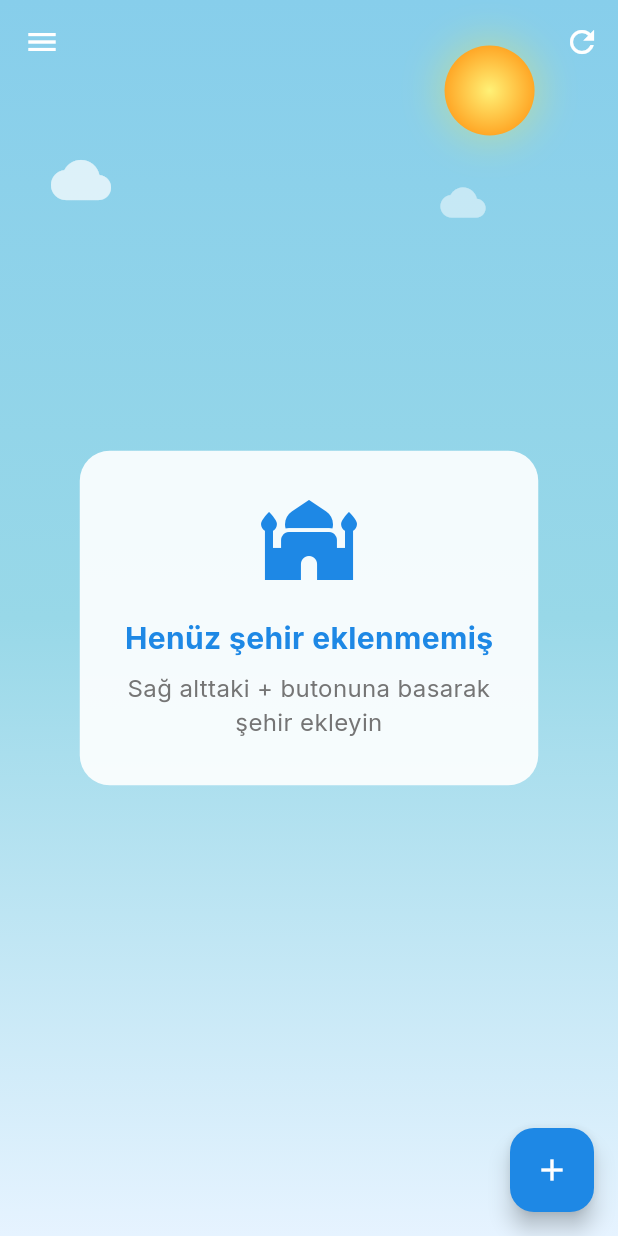
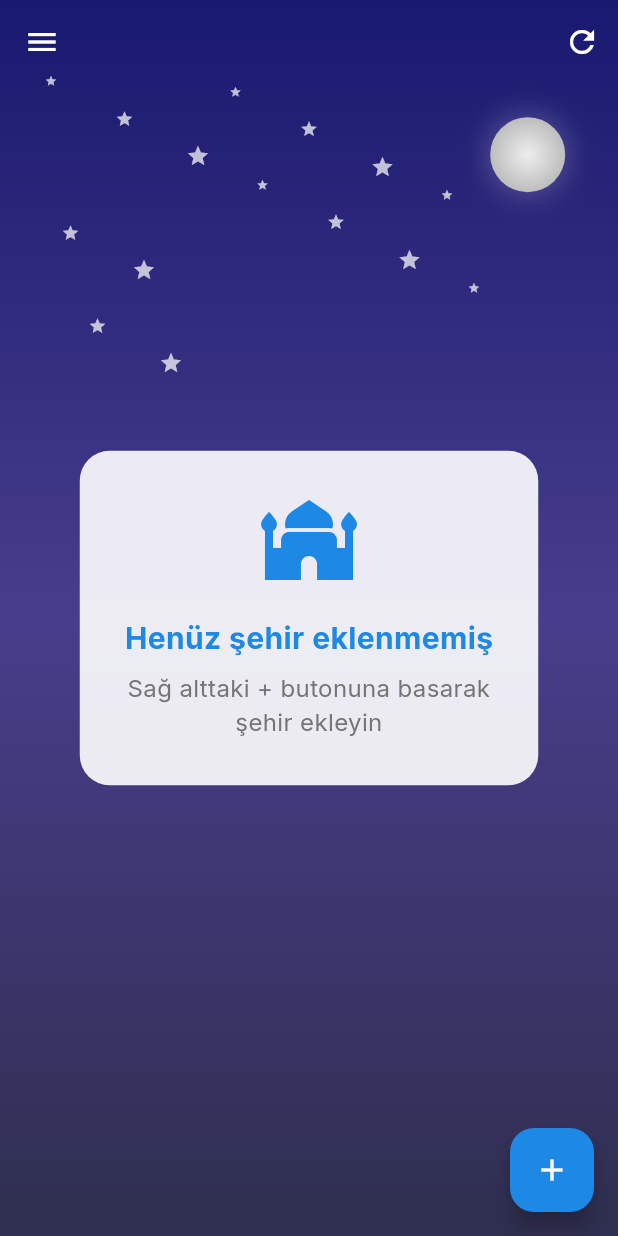
Before and after one commit to emir-ozturk/prayer_date_time, a Flutter app: the screen it shows after launch, on a phone screen of 412 x 824 dp. Run offline on Flutter 3.47's test engine with Material 3 defaults, Android fonts, the light colour scheme and no system bars; our stand-ins replace equatable, flutter_bloc, google_fonts, shared_preferences.

Commit message:
animasyon düzeltildi

```diff
--- /dev/null
+++ b/lib/features/prayer_times/presentation/bloc/background_animation_event.dart
@@ -0,0 +1,20 @@
+import 'package:equatable/equatable.dart';
+
+abstract class BackgroundAnimationEvent extends Equatable {
+  const BackgroundAnimationEvent();
+
+  @override
+  List<Object> get props => [];
+}
+
+class UpdateBackgroundAnimation extends BackgroundAnimationEvent {
+  final DateTime currentTime;
+  final Map<String, String> prayerTimes;
+
+  const UpdateBackgroundAnimation({required this.currentTime, required this.prayerTimes});
+
+  @override
+  List<Object> get props => [currentTime, prayerTimes];
+}
+
+class StartBackgroundAnimationTimer extends BackgroundAnimationEvent {}
--- /dev/null
+++ b/lib/features/prayer_times/presentation/bloc/background_animation_state.dart
@@ -0,0 +1,25 @@
+import 'package:equatable/equatable.dart';
+
+abstract class BackgroundAnimationState extends Equatable {
+  const BackgroundAnimationState();
+
+  @override
+  List<Object> get props => [];
+}
+
+class BackgroundAnimationInitial extends BackgroundAnimationState {}
+
+class BackgroundAnimationUpdate extends BackgroundAnimationState {
+  final String animationType;
+  final DateTime lastUpdated;
+  final Map<String, String> prayerTimes;
+
+  const BackgroundAnimationUpdate({
+    required this.animationType,
+    required this.lastUpdated,
+    required this.prayerTimes,
+  });
+
+  @override
+  List<Object> get props => [animationType, lastUpdated, prayerTimes];
+}
--- a/lib/features/prayer_times/presentation/pages/monthly_prayer_times_page.dart
+++ b/lib/features/prayer_times/presentation/pages/monthly_prayer_times_page.dart
@@ -37,7 +37,7 @@ class MonthlyPrayerTimesPage extends StatelessWidget {
             ),
             Text(
               'Aylık Namaz Vakitleri',
-              style: TextStyle(color: AppColors.primary.withOpacity(0.7), fontSize: 14),
+              style: TextStyle(color: AppColors.primary.withValues(alpha: 0.7), fontSize: 14),
             ),
           ],
         ),
--- a/lib/features/prayer_times/presentation/widgets/animated_background.dart
+++ b/lib/features/prayer_times/presentation/widgets/animated_background.dart
@@ -1,11 +1,12 @@
-import 'dart:async';
 import 'dart:math' as math;
 
 import 'package:flutter/material.dart';
 import 'package:flutter_bloc/flutter_bloc.dart';
 
-import '../../../../core/utils/date_utils.dart';
 import '../../domain/entities/prayer_times.dart';
+import '../bloc/background_animation_bloc.dart';
+import '../bloc/background_animation_event.dart';
+import '../bloc/background_animation_state.dart';
 import '../bloc/prayer_times_bloc.dart';
 import '../bloc/prayer_times_state.dart';
 
@@ -22,8 +23,6 @@ class _AnimatedBackgroundState extends State<AnimatedBackground> with TickerProv
   late AnimationController _sunController;
   late AnimationController _moonController;
   late AnimationController _starsController;
-  late Timer _animationUpdateTimer;
-  String _currentAnimationType = 'night';
 
   @override
   void initState() {
@@ -38,11 +37,8 @@ class _AnimatedBackgroundState extends State<AnimatedBackground> with TickerProv
     _starsController = AnimationController(duration: const Duration(seconds: 3), vsync: this)
       ..repeat(reverse: true);
 
-    // Update animation type based on current prayer time every minute
-    _updateAnimationType();
-    _animationUpdateTimer = Timer.periodic(const Duration(minutes: 1), (_) {
-      _updateAnimationType();
-    });
+    // Start the background animation timer
+    context.read<BackgroundAnimationBloc>().add(StartBackgroundAnimationTimer());
   }
 
   @override
@@ -50,49 +46,62 @@ class _AnimatedBackgroundState extends State<AnimatedBackground> with TickerProv
     _sunController.dispose();
     _moonController.dispose();
     _starsController.dispose();
-    _animationUpdateTimer.cancel();
     super.dispose();
   }
 
-  void _updateAnimationType() {
-    final state = context.read<PrayerTimesBloc>().state;
-    String newAnimationType;
-
+  @override
+  Widget build(BuildContext context) {
+    return BlocListener<PrayerTimesBloc, PrayerTimesState>(
+      listener: (context, state) {
         if (state is PrayerTimesLoaded) {
           final selectedCityPrayerTimes = state.selectedCityPrayerTimes;
           if (selectedCityPrayerTimes != null && selectedCityPrayerTimes.isNotEmpty) {
             final todayPrayerTimes = _getTodayPrayerTimes(selectedCityPrayerTimes);
             if (todayPrayerTimes != null) {
-          final prayerTimesMap = {
+              context.read<BackgroundAnimationBloc>().add(
+                UpdateBackgroundAnimation(
+                  currentTime: DateTime.now(),
+                  prayerTimes: {
                     'fajr': todayPrayerTimes.fajr,
                     'sunrise': todayPrayerTimes.sunrise,
                     'dhuhr': todayPrayerTimes.dhuhr,
                     'asr': todayPrayerTimes.asr,
                     'maghrib': todayPrayerTimes.maghrib,
                     'isha': todayPrayerTimes.isha,
-          };
-          newAnimationType = AppDateUtils.getPrayerBasedAnimationType(prayerTimesMap);
-          print('Prayer times available - Animation type: $newAnimationType');
-          print('Current time: ${DateTime.now().hour}:${DateTime.now().minute}');
-          print('Prayer times: $prayerTimesMap');
-        } else {
-          newAnimationType = _getFallbackAnimationType();
-          print('No today prayer times found - Using fallback: $newAnimationType');
+                  },
+                ),
+              );
             }
-      } else {
-        newAnimationType = _getFallbackAnimationType();
-        print('No prayer times list - Using fallback: $newAnimationType');
           }
-    } else {
-      newAnimationType = _getFallbackAnimationType();
-      print('Prayer times not loaded - Using fallback: $newAnimationType');
+        }
+      },
+      child: BlocBuilder<BackgroundAnimationBloc, BackgroundAnimationState>(
+        builder: (context, state) {
+          String animationType = 'night';
+          if (state is BackgroundAnimationUpdate) {
+            animationType = state.animationType;
           }
 
-    if (newAnimationType != _currentAnimationType) {
-      setState(() {
-        _currentAnimationType = newAnimationType;
-      });
-    }
+          return Container(
+            decoration: BoxDecoration(
+              gradient: LinearGradient(
+                begin: Alignment.topCenter,
+                end: Alignment.bottomCenter,
+                colors: _getColorsForAnimationType(animationType),
+              ),
+            ),
+            child: Stack(
+              children: [
+                if (animationType == 'dawn' || animationType == 'day') ..._buildDaytimeElements(),
+                if (animationType == 'night' || animationType == 'sunset')
+                  ..._buildNighttimeElements(),
+                widget.child,
+              ],
+            ),
+          );
+        },
+      ),
+    );
   }
 
   PrayerTimes? _getTodayPrayerTimes(List<PrayerTimes> prayerTimesList) {
@@ -107,48 +116,7 @@ class _AnimatedBackgroundState extends State<AnimatedBackground> with TickerProv
       }
     }
 
-    // If not found, return the first available
     return prayerTimesList.isNotEmpty ? prayerTimesList.first : null;
-  }
-
-  @override
-  Widget build(BuildContext context) {
-    final isDaytime = _currentAnimationType == 'dawn' || _currentAnimationType == 'day';
-
-    return Container(
-      decoration: BoxDecoration(
-        gradient: LinearGradient(
-          begin: Alignment.topCenter,
-          end: Alignment.bottomCenter,
-          colors: _getColorsForAnimationType(_currentAnimationType),
-        ),
-      ),
-      child: Stack(
-        children: [
-          if (isDaytime) ..._buildDaytimeElements(),
-          if (!isDaytime) ..._buildNighttimeElements(),
-          widget.child,
-        ],
-      ),
-    );
-  }
-
-  String _getFallbackAnimationType() {
-    final hour = DateTime.now().hour;
-
-    if (hour >= 4 && hour < 6) {
-      return 'night'; // Sabah öncesi
-    } else if (hour >= 6 && hour < 8) {
-      return 'dawn'; // Şafak/Sabah
-    } else if (hour >= 8 && hour < 16) {
-      return 'day'; // Gündüz (öğle ve ikindi dahil)
-    } else if (hour >= 16 && hour < 18) {
-      return 'day'; // İkindi sonu - hala gündüz
-    } else if (hour >= 18 && hour < 20) {
-      return 'sunset'; // Günbatımı
-    } else {
-      return 'night'; // Gece
-    }
   }
 
   List<Color> _getColorsForAnimationType(String animationType) {
@@ -169,7 +137,7 @@ class _AnimatedBackgroundState extends State<AnimatedBackground> with TickerProv
         return [
           const Color(0xFFFF6B6B), // Red
           const Color(0xFFFFD93D), // Yellow
-          const Color.fromARGB(255, 255, 177, 95), // Light green
+          const Color.fromARGB(255, 255, 177, 95), // Light orange
         ];
       case 'night':
       default:
--- a/lib/features/prayer_times/presentation/widgets/monthly/monthly_prayer_table.dart
+++ b/lib/features/prayer_times/presentation/widgets/monthly/monthly_prayer_table.dart
@@ -35,7 +35,7 @@ class MonthlyPrayerTable extends StatelessWidget {
     return Container(
       padding: const EdgeInsets.symmetric(vertical: 12, horizontal: 8),
       decoration: BoxDecoration(
-        color: AppColors.primary.withOpacity(0.1),
+        color: AppColors.primary.withValues(alpha: 0.1),
         borderRadius: BorderRadius.circular(8),
       ),
       child: Row(
@@ -65,14 +65,14 @@ class MonthlyPrayerTable extends StatelessWidget {
 
   Widget _buildTableRow(PrayerTimes prayerTime) {
     final isToday = _isToday(prayerTime.date);
-    final backgroundColor = isToday ? AppColors.primary.withOpacity(0.1) : Colors.transparent;
+    final backgroundColor = isToday ? AppColors.primary.withValues(alpha: 0.1) : Colors.transparent;
 
     return Container(
       padding: const EdgeInsets.symmetric(vertical: 12, horizontal: 8),
       decoration: BoxDecoration(
         color: backgroundColor,
         borderRadius: BorderRadius.circular(8),
-        border: Border(bottom: BorderSide(color: Colors.grey.withOpacity(0.2), width: 1)),
+        border: Border(bottom: BorderSide(color: Colors.grey.withValues(alpha: 0.2), width: 1)),
       ),
       child: Row(
         children: [
--- a/lib/features/prayer_times/presentation/widgets/single_city_prayer_times.dart
+++ b/lib/features/prayer_times/presentation/widgets/single_city_prayer_times.dart
@@ -27,7 +27,7 @@ class SingleCityPrayerTimes extends StatelessWidget {
 
   Widget _buildHeader() {
     return Container(
-      padding: const EdgeInsets.all(20),
+      padding: const EdgeInsets.symmetric(horizontal: 16, vertical: 14),
       decoration: BoxDecoration(
         gradient: LinearGradient(
           colors: [AppColors.primary, AppColors.secondary],
--- a/lib/main.dart
+++ b/lib/main.dart
@@ -3,6 +3,7 @@ import 'package:flutter_bloc/flutter_bloc.dart';
 
 import 'core/di/service_locator.dart';
 import 'core/theme/app_theme.dart';
+import 'features/prayer_times/presentation/bloc/background_animation_bloc.dart';
 import 'features/prayer_times/presentation/bloc/city_selection_bloc.dart';
 import 'features/prayer_times/presentation/bloc/prayer_times_bloc.dart';
 import 'features/prayer_times/presentation/pages/home_page.dart';
@@ -38,6 +39,7 @@ class PrayerTimesApp extends StatelessWidget {
             getDistricts: serviceLocator.getDistricts,
           ),
         ),
+        BlocProvider<BackgroundAnimationBloc>(create: (context) => BackgroundAnimationBloc()),
       ],
       child: MaterialApp(
         title: 'Namaz Vakitleri',
```
Also changed, not shown: lib/core/utils/date_utils.dart (+40 -75 lines), lib/features/prayer_times/presentation/bloc/background_animation_bloc.dart (added, +79 -0 lines). Lines whose indentation alone changed are shown as unchanged.
